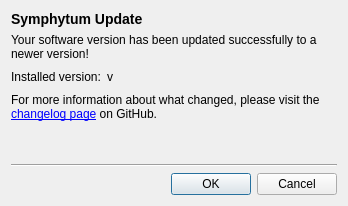
This is widgets/upgradesuccessdialog.ui in giowck/symphytum as Qt 5 draws it before an edit. The edited form follows.
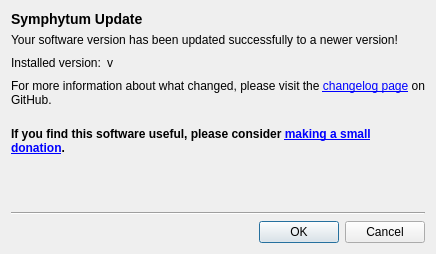
This is the edited form.

Commit message: Add donate actions to menu and info windows

```diff
--- a/widgets/upgradesuccessdialog.ui
+++ b/widgets/upgradesuccessdialog.ui
@@ -6,8 +6,8 @@
    <rect>
     <x>0</x>
     <y>0</y>
-    <width>348</width>
-    <height>206</height>
+    <width>436</width>
+    <height>254</height>
    </rect>
   </property>
   <property name="windowTitle">
@@ -75,6 +75,19 @@
      </property>
     </widget>
    </item>
+   <item>
+    <widget class="QLabel" name="label_5">
+     <property name="text">
+      <string>&lt;br /&gt;&lt;b&gt;If you find this software useful, please consider &lt;a href=&quot;https://github.com/giowck/symphytum/blob/master/doc/donate.md&quot;&gt;making a small donation&lt;/a&gt;.&lt;/b&gt;</string>
+     </property>
+     <property name="wordWrap">
+      <bool>true</bool>
+     </property>
+     <property name="openExternalLinks">
+      <bool>true</bool>
+     </property>
+    </widget>
+   </item>
    <item>
     <spacer name="verticalSpacer">
      <property name="orientation">
```
The commit also changes 4 other files.
